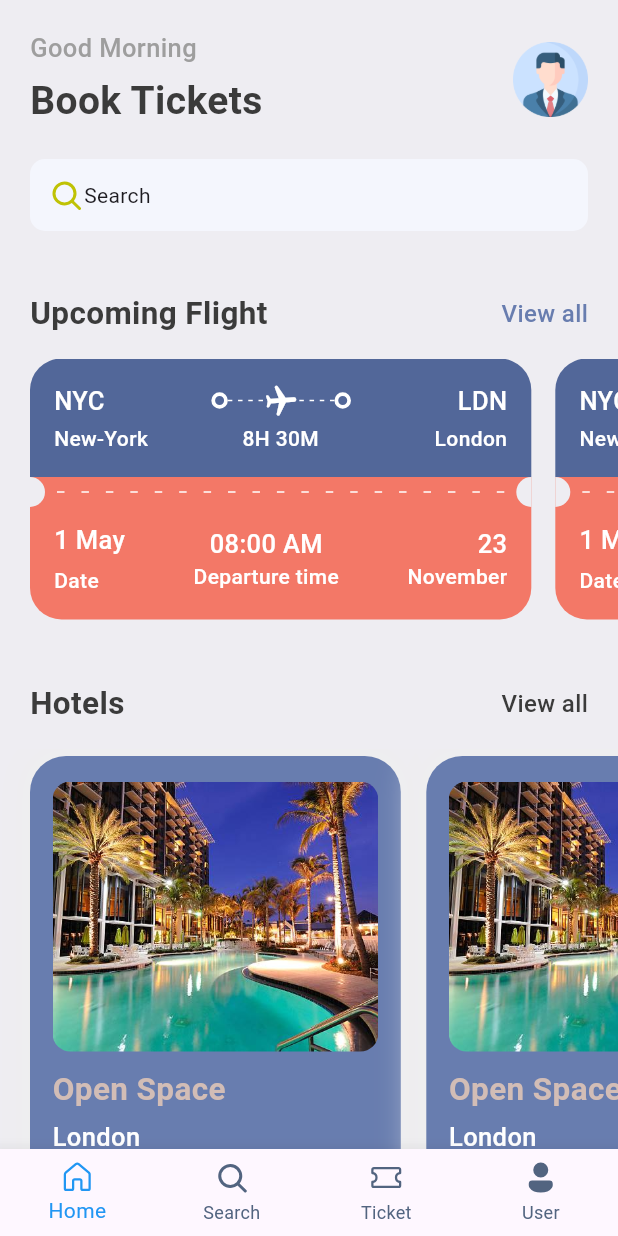
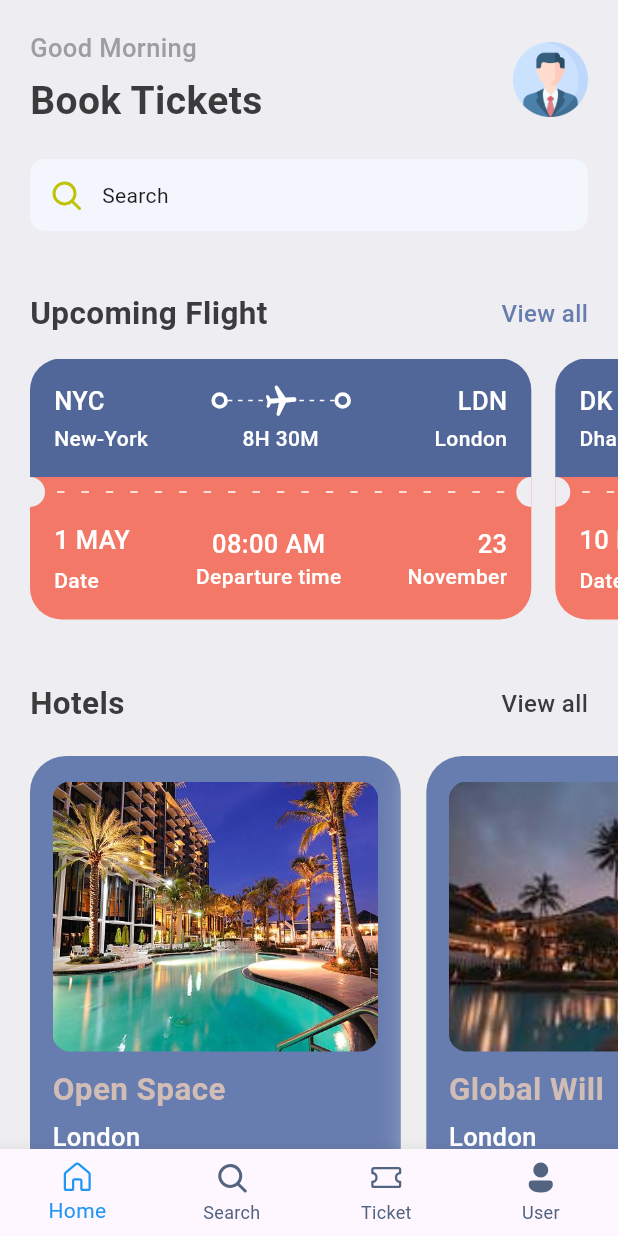
Before and after one commit to vini3055/ticketBookingAppFLutter, a Flutter app: the screen it shows after launch, on a phone screen of 412 x 824 dp. Run offline on Flutter 3.47's test engine with Material 3 defaults, Android fonts, the phone set to English and light mode, and no system bars; our stand-ins replace fluentui_icons, gap, get, google_fonts.

Commit message:
Hotel details added, search area my logic

```diff
--- a/lib/main.dart
+++ b/lib/main.dart
@@ -1,4 +1,5 @@
 import 'package:flutter/material.dart';
+import 'package:get/get_navigation/src/root/get_material_app.dart';
 import 'package:ticketapp/screens/bottom_bar.dart';
 import 'package:ticketapp/utils/app_styles.dart';
 
@@ -12,7 +13,7 @@ class MyApp extends StatelessWidget {
   // This widget is the root of your application.
   @override
   Widget build(BuildContext context) {
-    return MaterialApp(
+    return GetMaterialApp(
       debugShowCheckedModeBanner: false,
       title: 'Flutter Demo',
       theme: ThemeData(
--- a/lib/screens/bottom_bar.dart
+++ b/lib/screens/bottom_bar.dart
@@ -2,6 +2,7 @@ import 'package:fluentui_icons/fluentui_icons.dart';
 import 'package:flutter/cupertino.dart';
 import 'package:flutter/material.dart';
 import 'package:ticketapp/screens/home_screen.dart';
+import 'package:ticketapp/screens/search_screen.dart';
 
 class BottomBar extends StatefulWidget {
   const BottomBar({super.key});
@@ -14,7 +15,7 @@ class _BottomBarState extends State<BottomBar> {
   int _variableSelectedIndex = 0;
   static final List<Widget> _widgetOptions = <Widget>[
     HomeScreen(),
-    const Text("Search"),
+    SearchScreen(),
     const Text("Tickets"),
     const Text("Tickets"),
     // HomeScreen()
--- a/lib/screens/home_screen.dart
+++ b/lib/screens/home_screen.dart
@@ -4,6 +4,7 @@ import 'package:flutter/material.dart';
 import 'package:gap/gap.dart';
 import 'package:ticketapp/screens/hotel_screen.dart';
 import 'package:ticketapp/screens/ticket_view.dart';
+import 'package:ticketapp/utils/app_info_list.dart';
 import 'package:ticketapp/utils/app_styles.dart';
 
 class HomeScreen extends StatelessWidget {
@@ -61,6 +62,7 @@ class HomeScreen extends StatelessWidget {
                     children: [
                       const Icon(FluentSystemIcons.ic_fluent_search_filled,
                           color: Color(0xFFBFC205)),
+                      const Gap(12),
                       Text('Search')
                     ],
                   ),
@@ -92,10 +94,7 @@ class HomeScreen extends StatelessWidget {
             scrollDirection: Axis.horizontal,
             padding: EdgeInsets.only(left: 20),
             child: Row(
-              children: [
-                TicketView(),
-                TicketView()
-              ],
+              children: ticketList.map((e) => TicketView(ticketList: e)).toList()
             ),
           ),
           const Gap(15),
@@ -127,12 +126,7 @@ class HomeScreen extends StatelessWidget {
             scrollDirection: Axis.horizontal,
             padding: EdgeInsets.only(left: 20),
             child: Row(
-              children: [
-                HotelScreen(),
-                HotelScreen(),
-                HotelScreen(),
-                // HotelScreen(imageName: "assets/images/image1.jpg"),
-              ],
+              children: hotelList.map((hotels) => HotelScreen(hotels: hotels)).toList()
             ),
           )
         ],
--- a/lib/screens/hotel_screen.dart
+++ b/lib/screens/hotel_screen.dart
@@ -5,10 +5,13 @@ import 'package:ticketapp/utils/app_layout.dart';
 import 'package:ticketapp/utils/app_styles.dart';
 
 class HotelScreen extends StatelessWidget {
-  HotelScreen({super.key});
+  final Map<String, dynamic> hotels;
+  HotelScreen({super.key, required this.hotels});
 
   @override
   Widget build(BuildContext context) {
+    // print to check if the values are getting or not
+    // print('hotels listhotels${hotels['image']}');
     final size = AppLayout.getSize(context);
 
     return Container(
@@ -44,7 +47,6 @@ class HotelScreen extends StatelessWidget {
 //       ),
 
       // original version of card
-
       width: size.width * 0.6,
       height: 350,
       padding: EdgeInsets.symmetric(horizontal: 15, vertical: 17),
@@ -70,16 +72,16 @@ class HotelScreen extends StatelessWidget {
             decoration: BoxDecoration(
                 borderRadius: BorderRadius.circular(12),
                 color: Styles.primaryColor,
-                image: const DecorationImage(
+                image:  DecorationImage(
                     fit: BoxFit.cover,
-                    image: AssetImage('assets/images/image1.jpg'))),
+                    image: AssetImage('assets/images/${hotels['image']}'))),
           ),
           const Gap(10),
-          Text('Open Space', style: Styles.headLineStyle2.copyWith(color: Styles.kakiColor),),
+          Text('${hotels['place']}', style: Styles.headLineStyle2.copyWith(color: Styles.kakiColor),),
           const Gap(5),
-          Text('London', style: Styles.headLineStyle3.copyWith(color: Colors.white),),
+          Text('${hotels['destination']}', style: Styles.headLineStyle3.copyWith(color: Colors.white),),
           const Gap(8),
-          Text('\$25/night',style: Styles.headLineStyle1.copyWith(color: Styles.kakiColor),),
+          Text('\$${hotels['price']}/night',style: Styles.headLineStyle1.copyWith(color: Styles.kakiColor),),
         ],
       ),
     );
--- a/lib/screens/ticket_view.dart
+++ b/lib/screens/ticket_view.dart
@@ -1,22 +1,22 @@
-import 'package:flutter/cupertino.dart';
+
 import 'package:flutter/material.dart';
-import 'package:flutter/painting.dart';
 import 'package:gap/gap.dart';
 import 'package:ticketapp/utils/app_layout.dart';
 import 'package:ticketapp/utils/app_styles.dart';
 import 'package:ticketapp/widgets/thick_container.dart';
 
 class TicketView extends StatelessWidget {
-  const TicketView({super.key});
+  final Map<String, dynamic> ticketList;
+  const TicketView({super.key, required this.ticketList});
 
   @override
   Widget build(BuildContext context) {
     final size = AppLayout.getSize(context);
     return SizedBox(
       width: size.width*0.85,
-      height: 200,
+      height: AppLayout.getHeight(200),
       child: Container(
-        margin: EdgeInsets.only(right: 16),
+        margin: EdgeInsets.only(right: AppLayout.getHeight(16)),
         child: Column(
           mainAxisSize: MainAxisSize.min,
           children: [
@@ -24,11 +24,11 @@ class TicketView extends StatelessWidget {
             Container(
               decoration: BoxDecoration(
                   color: const Color(0xFF526799),
-                  borderRadius: const BorderRadius.only(
-                      topLeft: Radius.circular(21),
-                      topRight: Radius.circular(21))),
+                  borderRadius:  BorderRadius.only(
+                      topLeft: Radius.circular(AppLayout.getHeight(21)),
+                      topRight: Radius.circular(AppLayout.getHeight(21)))),
               // color: Colors.red,
-              padding: const EdgeInsets.all(16),
+              padding: EdgeInsets.all(AppLayout.getHeight(16)),
               child: Column(
                 children: [
                   Row(
@@ -37,7 +37,7 @@ class TicketView extends StatelessWidget {
                       // we need to be given
                       // NYC
                       Text(
-                        'NYC',
+                        '${ticketList['from']['code']}',
                         style:
                             Styles.headLineStyle3.copyWith(color: Colors.white),
                       ),
@@ -95,7 +95,8 @@ class TicketView extends StatelessWidget {
                       Expanded(child: Container()),
                       // LDN location
                       Text(
-                        'LDN',
+                        // LDN
+                        '${ticketList['to']['code']}',
                         style:
                             Styles.headLineStyle3.copyWith(color: Colors.white),
                       )
@@ -115,18 +116,21 @@ class TicketView extends StatelessWidget {
                     children: [
                       SizedBox(
                         width: 100,
-                        child: Text('New-York',
+                        // New-York
+                        child: Text('${ticketList['from']['name']}',
                             style: Styles.headLineStyle4
                                 .copyWith(color: Colors.white, fontSize: 14)),
                       ),
                       Text(
-                        '8H 30M',
+                        // 8h 30m
+                        '${ticketList['flying_time']}',
                         style: Styles.headLineStyle4
                             .copyWith(color: Colors.white, fontSize: 14),
                       ),
                       SizedBox(
                         width: 100,
-                        child: Text('London',
+                        // London
+                        child: Text('${ticketList['to']['name']}',
                             textAlign: TextAlign.end,
                             style: Styles.headLineStyle3
                                 .copyWith(color: Colors.white, fontSize: 14)),
@@ -249,7 +253,8 @@ class TicketView extends StatelessWidget {
                       Column(
                         crossAxisAlignment: CrossAxisAlignment.start,
                         children: [
-                          Text('1 May', style: Styles.headLineStyle3.copyWith(color: Colors.white),),
+                          // 1 May
+                          Text('${ticketList['date']}', style: Styles.headLineStyle3.copyWith(color: Colors.white),),
                           const Gap(5),
                           Text('Date', style: Styles.headLineStyle4.copyWith(color: Colors.white, fontSize: 14),)
                         ],
@@ -257,14 +262,16 @@ class TicketView extends StatelessWidget {
                       Column(
                         crossAxisAlignment: CrossAxisAlignment.center,
                         children: [
-                          Text('08:00 AM', style: Styles.headLineStyle3.copyWith(color: Colors.white),),
+                          // 08:00AM
+                          Text('${ticketList['departure_time']}', style: Styles.headLineStyle3.copyWith(color: Colors.white),),
                           Text('Departure time',style: Styles.headLineStyle4.copyWith(color: Colors.white,fontSize: 14))
                         ],
                       ),
                       Column(
                         crossAxisAlignment: CrossAxisAlignment.end,
                         children: [
-                          Text('23', style: Styles.headLineStyle3.copyWith(color: Colors.white),),
+                          // 23
+                          Text('${ticketList['number']}', style: Styles.headLineStyle3.copyWith(color: Colors.white),),
                           Text('November',style: Styles.headLineStyle4.copyWith(color: Colors.white, fontSize: 14))
                         ],
                       ),
--- a/lib/utils/app_info_list.dart
+++ b/lib/utils/app_info_list.dart
@@ -18,3 +18,34 @@ List<Map<String, dynamic>> hotelList = [
     'price': 68,
   },
 ];
+
+List<Map<String, dynamic>> ticketList = [
+  {
+    'from': {
+      'code':"NYC",
+      'name':"New-York"
+    },
+    'to': {
+      'code':"LDN",
+      'name':"London"
+    },
+    'flying_time': '8H 30M',
+    'date': "1 MAY",
+    'departure_time':"08:00 AM",
+    "number":23
+  },
+  {
+    'from': {
+      'code':"DK",
+      'name':"Dhaka"
+    },
+    'to': {
+      'code':"SH",
+      'name':"Shanghai"
+    },
+    'flying_time': '4H 20M',
+    'date': "10 MAY",
+    'departure_time':"09:00 AM",
+    "number":45
+  },
+];
--- a/lib/utils/app_layout.dart
+++ b/lib/utils/app_layout.dart
@@ -1,7 +1,23 @@
 import 'package:flutter/cupertino.dart';
+import 'package:get/get.dart';
 
 class AppLayout{
   static getSize(BuildContext context){
     return MediaQuery.of(context).size;
   }
+
+  static getScreenHeight(){
+    return Get.height;
+  }
+  static getScreenWidth(){
+    return Get.width;
+  }
+  static getHeight(double pixels){
+    double x=getScreenHeight()/pixels;
+    return getScreenHeight()/x;
+  }
+  static getWidth(double pixels){
+    double x=getScreenWidth()/pixels;
+    return getScreenWidth()/x;
+  }
 }
--- a/pubspec.yaml
+++ b/pubspec.yaml
@@ -65,6 +65,7 @@ dependencies:
   cupertino_icons: ^1.0.6
   fluentui_icons: ^1.0.0
   gap:
+  get:
 
 
 dev_dependencies:
```
Also changed, not shown: lib/screens/search_screen.dart (added, +194 -0 lines), pubspec.lock.
